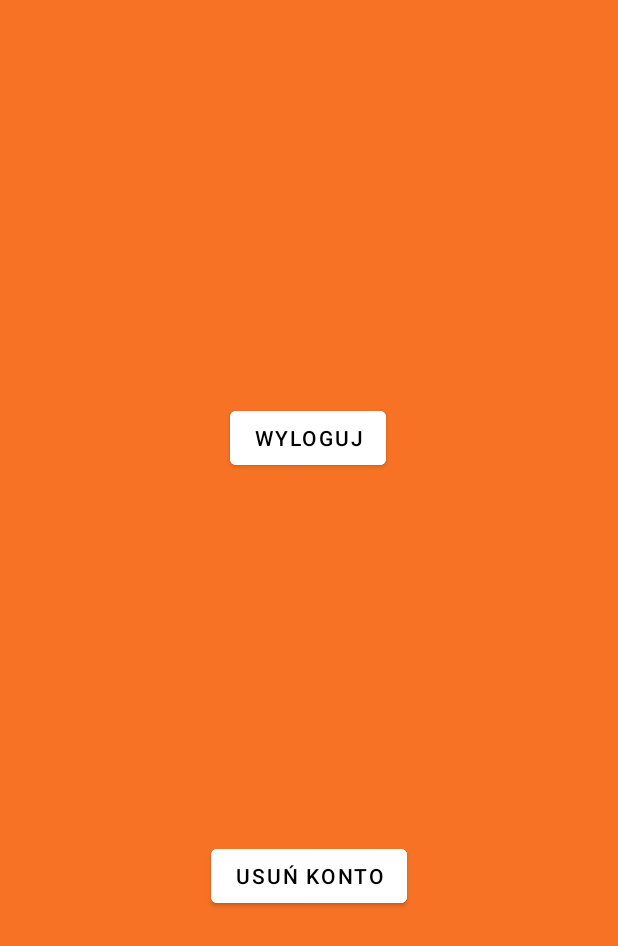
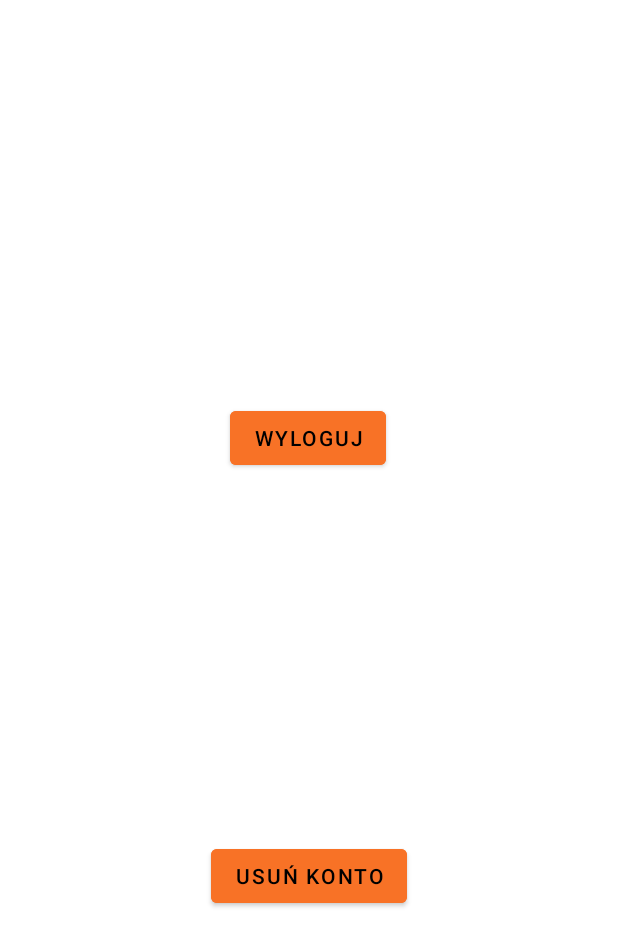
Before and after one commit to ePiwo-Team/Mobilka, an Android app: the layout fragment_logout_destroy.xml on its own in the app's theme, with its tools: preview values and no code run, on a phone screen of 412 x 824 dp. Shown: the top 946 px of the screen. Run offline under Robolectric (Android 15) with nearby library versions, the phone set to English and light mode, and no system bars.

Commit message:
zmiana koloru logoutdestroy

```diff
--- a/app/src/main/res/layout/fragment_logout_destroy.xml
+++ b/app/src/main/res/layout/fragment_logout_destroy.xml
@@ -4,7 +4,6 @@
     xmlns:tools="http://schemas.android.com/tools"
     android:layout_width="match_parent"
     android:layout_height="match_parent"
-    android:background="@color/glowny_pomarancz"
     tools:context=".ui.logoutdestroy.LogoutDestroy">
 
     <Button
@@ -13,7 +12,7 @@
         android:layout_height="wrap_content"
         android:layout_marginTop="268dp"
         android:textColor="@color/black"
-        android:backgroundTint="@color/white"
+        android:backgroundTint="@color/glowny_pomarancz"
         android:text="@string/menu_logout"
         app:layout_constraintEnd_toEndOf="parent"
         app:layout_constraintHorizontal_bias="0.498"
@@ -26,7 +25,7 @@
         android:layout_height="wrap_content"
         android:layout_marginBottom="216dp"
         android:textColor="@color/black"
-        android:backgroundTint="@color/white"
+        android:backgroundTint="@color/glowny_pomarancz"
         android:text="@string/destroy_user"
         app:layout_constraintBottom_toBottomOf="parent"
         app:layout_constraintEnd_toEndOf="parent"
```
